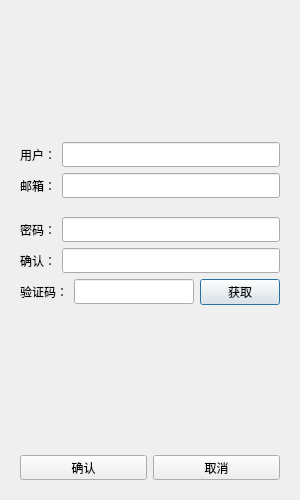
Before: the Qt Designer form Widgets/Register/registerdialog.ui in life-studied/yunyin_chat, drawn with Qt 5.
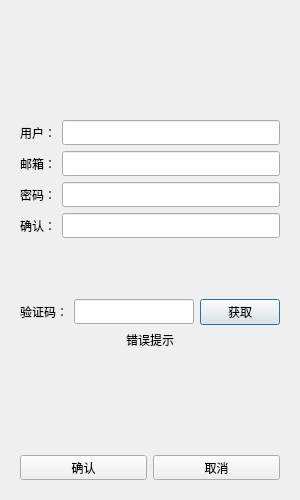
After: the same form once the commit is applied.

Diff of the .ui file:
```diff
--- a/Widgets/Register/registerdialog.ui
+++ b/Widgets/Register/registerdialog.ui
@@ -48,19 +48,6 @@
            </property>
           </spacer>
          </item>
-         <item>
-          <spacer name="verticalSpacer_5">
-           <property name="orientation">
-            <enum>Qt::Vertical</enum>
-           </property>
-           <property name="sizeHint" stdset="0">
-            <size>
-             <width>18</width>
-             <height>65</height>
-            </size>
-           </property>
-          </spacer>
-         </item>
          <item>
           <layout class="QHBoxLayout" name="horizontalLayout_11">
            <item>
@@ -151,19 +138,6 @@
            </item>
           </layout>
          </item>
-         <item>
-          <spacer name="verticalSpacer_6">
-           <property name="orientation">
-            <enum>Qt::Vertical</enum>
-           </property>
-           <property name="sizeHint" stdset="0">
-            <size>
-             <width>19</width>
-             <height>51</height>
-            </size>
-           </property>
-          </spacer>
-         </item>
          <item>
           <layout class="QHBoxLayout" name="horizontalLayout_10">
            <item>
@@ -254,6 +228,19 @@
            </item>
           </layout>
          </item>
+         <item>
+          <spacer name="verticalSpacer_7">
+           <property name="orientation">
+            <enum>Qt::Vertical</enum>
+           </property>
+           <property name="sizeHint" stdset="0">
+            <size>
+             <width>18</width>
+             <height>87</height>
+            </size>
+           </property>
+          </spacer>
+         </item>
          <item>
           <layout class="QHBoxLayout" name="horizontalLayout_12">
            <item>
@@ -307,17 +294,14 @@
           </layout>
          </item>
          <item>
-          <spacer name="verticalSpacer_7">
-           <property name="orientation">
-            <enum>Qt::Vertical</enum>
+          <widget class="QLabel" name="err_tip">
+           <property name="text">
+            <string>错误提示</string>
            </property>
-           <property name="sizeHint" stdset="0">
-            <size>
-             <width>18</width>
-             <height>87</height>
-            </size>
+           <property name="alignment">
+            <set>Qt::AlignCenter</set>
            </property>
-          </spacer>
+          </widget>
          </item>
          <item>
           <spacer name="verticalSpacer_8">
```
